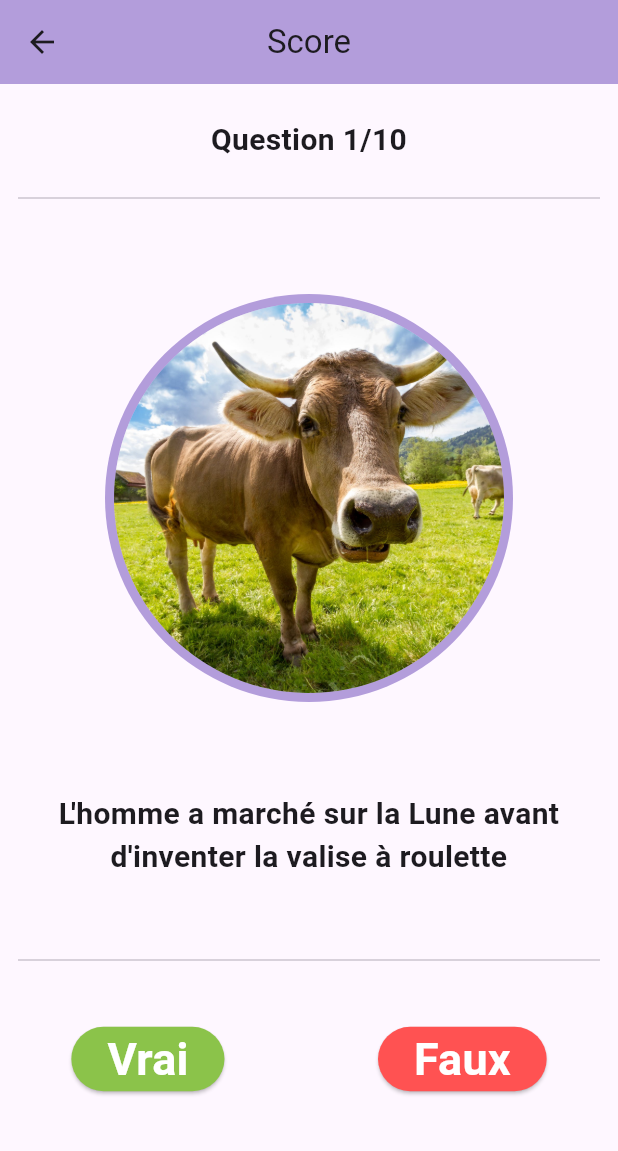
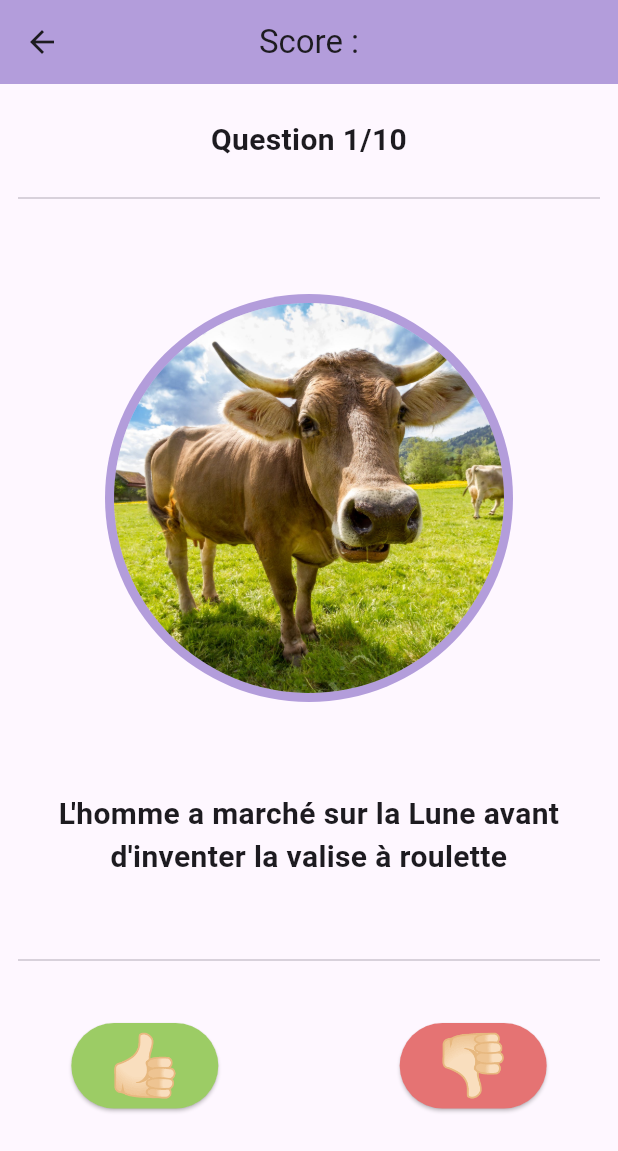
Before and after one commit to anastasiiaal/quiz-flutter-tp, a Flutter app: the screen it shows after launch, after a tap on "Start the quiz!", on a phone screen of 412 x 824 dp. Shown: the top 1151 px of the screen. Run offline on Flutter 3.47's test engine with Material 3 defaults, Android fonts, the phone set to English and light mode, and no system bars.

```diff
--- a/lib/ui/first_page.dart
+++ b/lib/ui/first_page.dart
@@ -30,6 +30,7 @@ class FirstPageState extends State<FirstPage> {
           padding: const EdgeInsets.all(12.0),
           child: Column(
             children: [
+              const SizedBox(height: 50),
               Card(
                 child: Padding(
                   padding: const EdgeInsets.all(5.0),
@@ -88,7 +89,7 @@ class FirstPageState extends State<FirstPage> {
       appBar: AppBar(
         backgroundColor: Colors.deepPurple[200],
         // title: const TextTitleWidget(title: "user page")
-        title: const Text('Score'),
+        title: const Text('Score :'),
         centerTitle: true,
       ),
         body: SingleChildScrollView(
@@ -163,12 +164,12 @@ class FirstPageState extends State<FirstPage> {
                             },
                           );
                         },
-                        style: const ButtonStyle(
-                          backgroundColor: MaterialStatePropertyAll(Colors.lightGreen),
+                        style: ButtonStyle(
+                          backgroundColor: MaterialStatePropertyAll(Colors.lightGreen[400]),
                         ),
-                        child: const Text('Vrai', style: TextStyle(
+                        child: const Text('👍🏻', style: TextStyle(
                           color: Colors.white,
-                          fontSize: 30,
+                          fontSize: 40,
                           fontWeight: FontWeight.bold
                         )),
                       ),
@@ -178,16 +179,16 @@ class FirstPageState extends State<FirstPage> {
                             barrierDismissible: false,
                             context: context,
                             builder: (BuildContext context) {
-                              return showAnswer();
+                              return endGame();
                             },
                           );
                         },
-                        style: const ButtonStyle(
-                          backgroundColor: MaterialStatePropertyAll(Colors.redAccent),
+                        style:  ButtonStyle(
+                          backgroundColor: MaterialStatePropertyAll(Colors.red[300]),
                         ),
-                        child: const Text('Faux', style: TextStyle(
+                        child: const Text('👎🏻', style: TextStyle(
                           color: Colors.white,
-                            fontSize: 30,
+                            fontSize: 40,
                             fontWeight: FontWeight.bold
                         )),
                       ),
@@ -238,4 +239,37 @@ class FirstPageState extends State<FirstPage> {
       ],
     );
   }
+
+  AlertDialog endGame() {
+    return AlertDialog(
+      title: const Text('Votre score est de 10 points ! 🎉', style: TextStyle(fontWeight: FontWeight.bold, fontSize: 22), textAlign: TextAlign.center),
+      content: Column(
+        mainAxisSize: MainAxisSize.min,
+        children: [
+          Image.asset(
+            // 'images/result-sup-5.gif',
+            'images/result-und-5.gif',
+            fit: BoxFit.cover,
+            height: 200,
+          )
+        ],
+      ),
+      actions: [
+        Center(
+          child: ElevatedButton(
+            onPressed: () {
+              Navigator.of(context).pop();
+            },
+            style: ButtonStyle(
+              backgroundColor: MaterialStatePropertyAll(Colors.deepPurple[500]),
+            ),
+            child: const Text('✨ Rejouer !', style: TextStyle(
+                color: Colors.white,
+                fontSize: 16
+            )),
+          ),
+        ),
+      ],
+    );
+  }
 }
```
